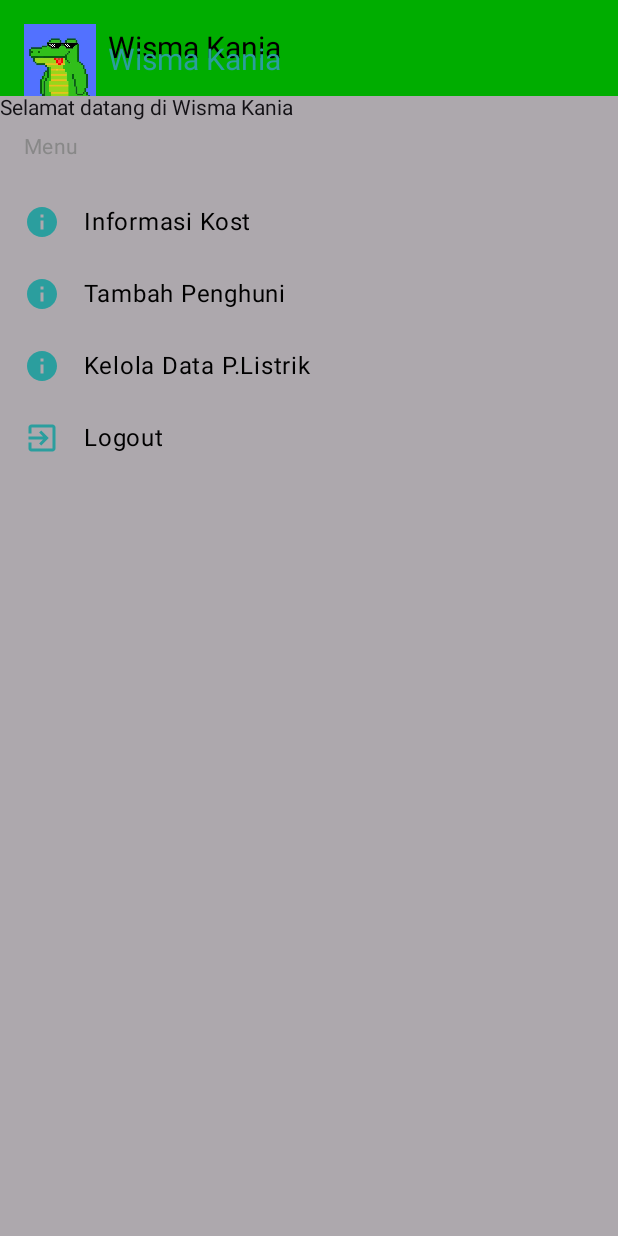
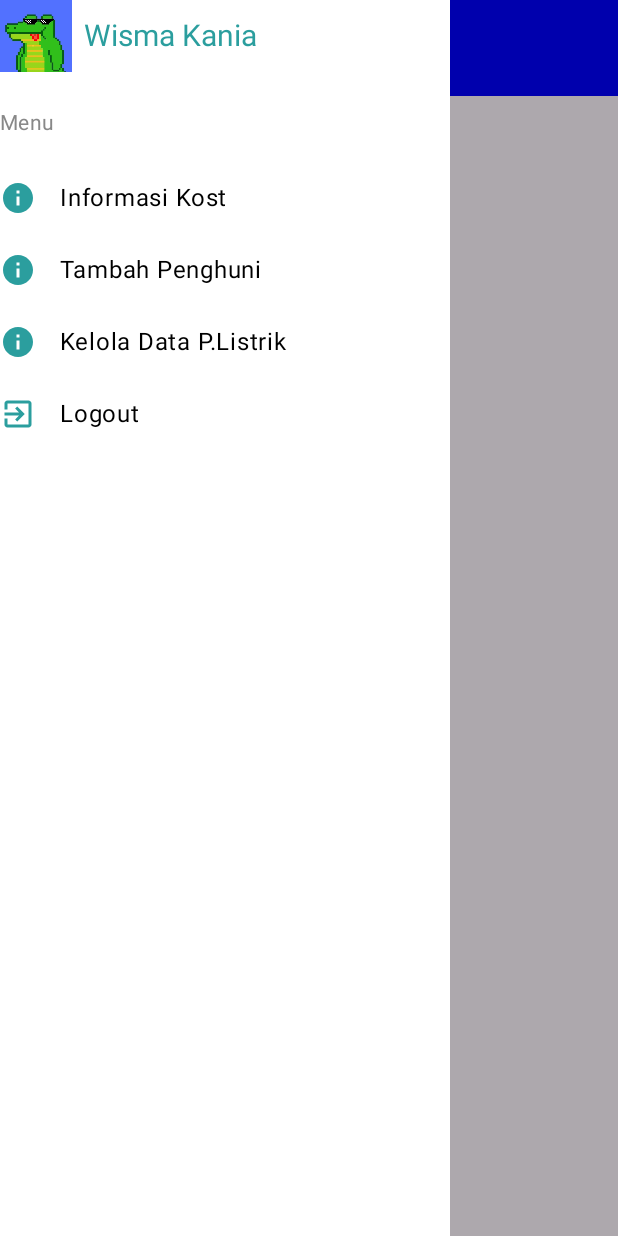
Before and after one commit to BimoChesta/Android---Membantu-Kost-wismakania, an Android app built with Jetpack Compose: the screen it shows after launch (MainActivity), after a tap on "Menu", on a phone screen of 412 x 824 dp. Run offline under Robolectric (Android 15) with nearby library versions, the phone set to English and light mode, and no system bars.

Commit message:
1.3 Mengubah tampilan main

```diff
--- a/app/src/main/java/com/bimo0064/project/MainActivity.kt
+++ b/app/src/main/java/com/bimo0064/project/MainActivity.kt
@@ -1,8 +1,10 @@
 package com.bimo0064.project
 
+import android.os.Build
 import android.os.Bundle
 import androidx.activity.ComponentActivity
 import androidx.activity.compose.setContent
+import androidx.annotation.RequiresApi
 import androidx.compose.foundation.Image
 import androidx.compose.foundation.background
 import androidx.compose.foundation.clickable
@@ -32,6 +34,7 @@ import com.bimo0064.project.Screens.HomeScreen
 import kotlinx.coroutines.launch
 
 class MainActivity : ComponentActivity() {
+    @RequiresApi(Build.VERSION_CODES.O)
     override fun onCreate(savedInstanceState: Bundle?) {
         super.onCreate(savedInstanceState)
         setContent {
@@ -40,6 +43,7 @@ class MainActivity : ComponentActivity() {
     }
 }
 
+@RequiresApi(Build.VERSION_CODES.O)
 @OptIn(ExperimentalMaterial3Api::class)
 @Composable
 fun AppEntryPoint() {
@@ -78,7 +82,7 @@ fun AppEntryPoint() {
                         }
                     },
                     colors = TopAppBarDefaults.topAppBarColors(
-                        containerColor = Color.Green
+                        containerColor = Color.Blue
                     )
                 )
             }
@@ -90,6 +94,7 @@ fun AppEntryPoint() {
     }
 }
 
+@RequiresApi(Build.VERSION_CODES.O)
 @Composable
 fun AppNavGraph(navController: NavHostController) {
     NavHost(navController = navController, startDestination = "home") {
@@ -104,8 +109,10 @@ fun AppNavGraph(navController: NavHostController) {
 fun DrawerContent(onMenuClick: (String) -> Unit) {
     Column(
         modifier = Modifier
-            .fillMaxSize()
-            .padding(16.dp)
+            .fillMaxHeight() // Mengisi tinggi
+            .width(300.dp) // Mengatur lebar drawer menjadi setengah
+            .padding(0.dp)
+            .background(Color.White)
     ) {
         // Header Logo dan Judul
         Row(
@@ -139,7 +146,7 @@ fun DrawerContent(onMenuClick: (String) -> Unit) {
         DrawerItem("Informasi Kost", Icons.Default.Info) { onMenuClick("informasi") }
         DrawerItem("Tambah Penghuni", Icons.Default.Info) { onMenuClick("tambah") }
         DrawerItem("Kelola Data P.Listrik", Icons.Default.Info) { onMenuClick("listrik") }
-        DrawerItem("Logout", Icons.Default.ExitToApp) { onMenuClick("home") } // Sesuaikan sesuai kebutuhan
+        DrawerItem("Logout", Icons.Default.ExitToApp) { onMenuClick("home") }
     }
 }
 
--- a/app/src/main/res/values/colors.xml
+++ b/app/src/main/res/values/colors.xml
@@ -7,4 +7,5 @@
     <color name="teal_700">#FF018786</color>
     <color name="black">#FF000000</color>
     <color name="white">#FFFFFFFF</color>
+    <color name="blue_color">#0000FF</color>
 </resources>
```
